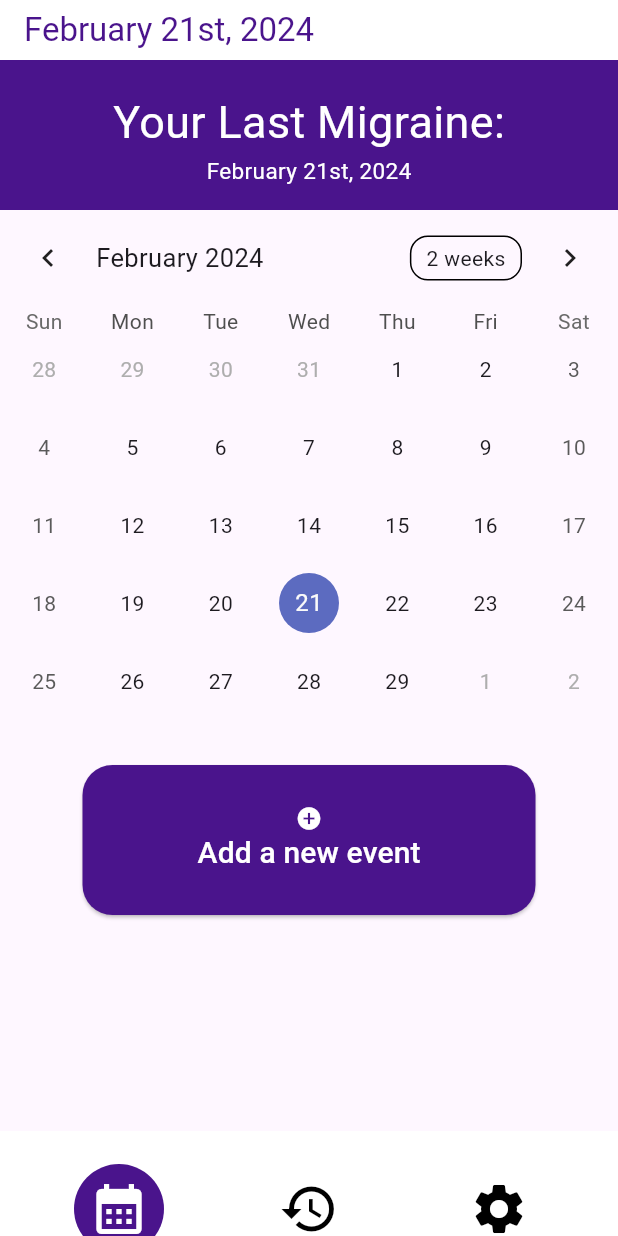
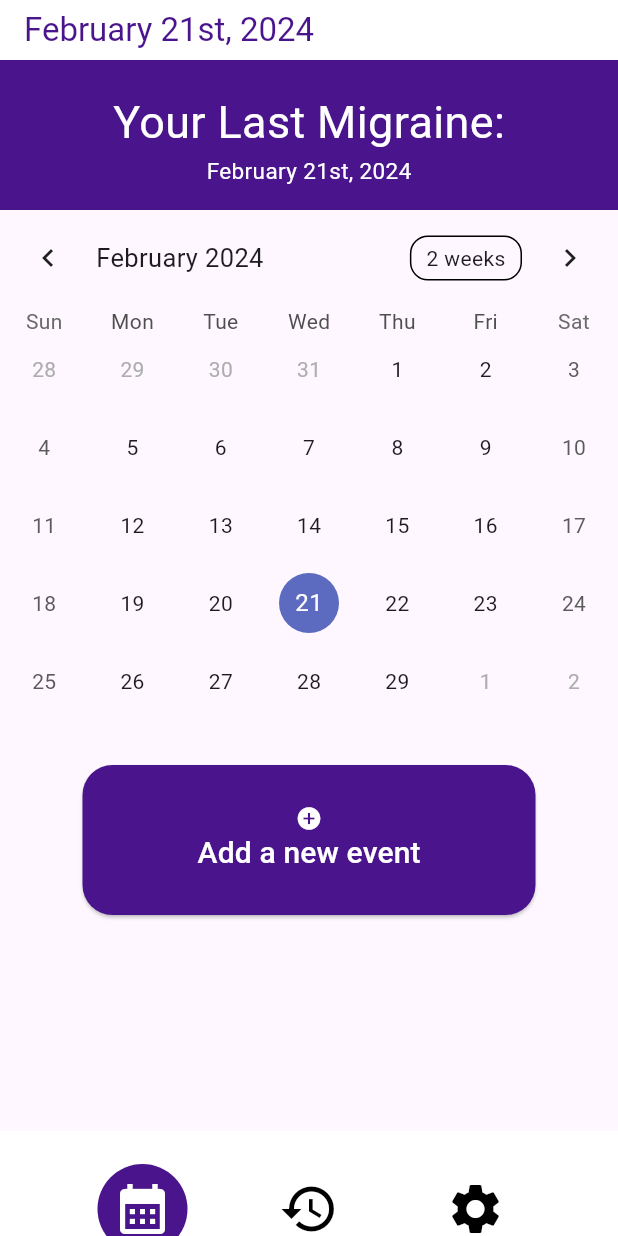
Before and after one commit to filizsalnur/MigraineMeter, a Flutter app: the CalendarPage screen opened directly, on a phone screen of 412 x 824 dp. Run offline on Flutter 3.47's test engine with Material 3 defaults, Android fonts, the phone set to English and light mode, and no system bars; drawn by our look-alikes of table_calendar; our stand-ins replace shared_preferences; missing offline and left inert: calendar_appbar; accounts and stored records are empty.

Commit message:
bottom app bar overflow problem solved

```diff
--- a/lib/components/bottomAppBar.dart
+++ b/lib/components/bottomAppBar.dart
@@ -21,12 +21,12 @@ class BottomBarState extends State<BottomBar> {
       elevation: 100,
       shape: const CircularNotchedRectangle(),
 
-      child:Padding(padding: EdgeInsets.all(0),
+
       child: Column(
         children: [
           SizedBox(height: 10,),
           Row(
-          mainAxisAlignment: MainAxisAlignment.spaceAround,
+          mainAxisAlignment: MainAxisAlignment.spaceEvenly,
             children: [
 
             ElevatedButton(
@@ -72,7 +72,7 @@ class BottomBarState extends State<BottomBar> {
 
           ]),
         ],
-      ),)
+      )
     );
   }
 }
```
